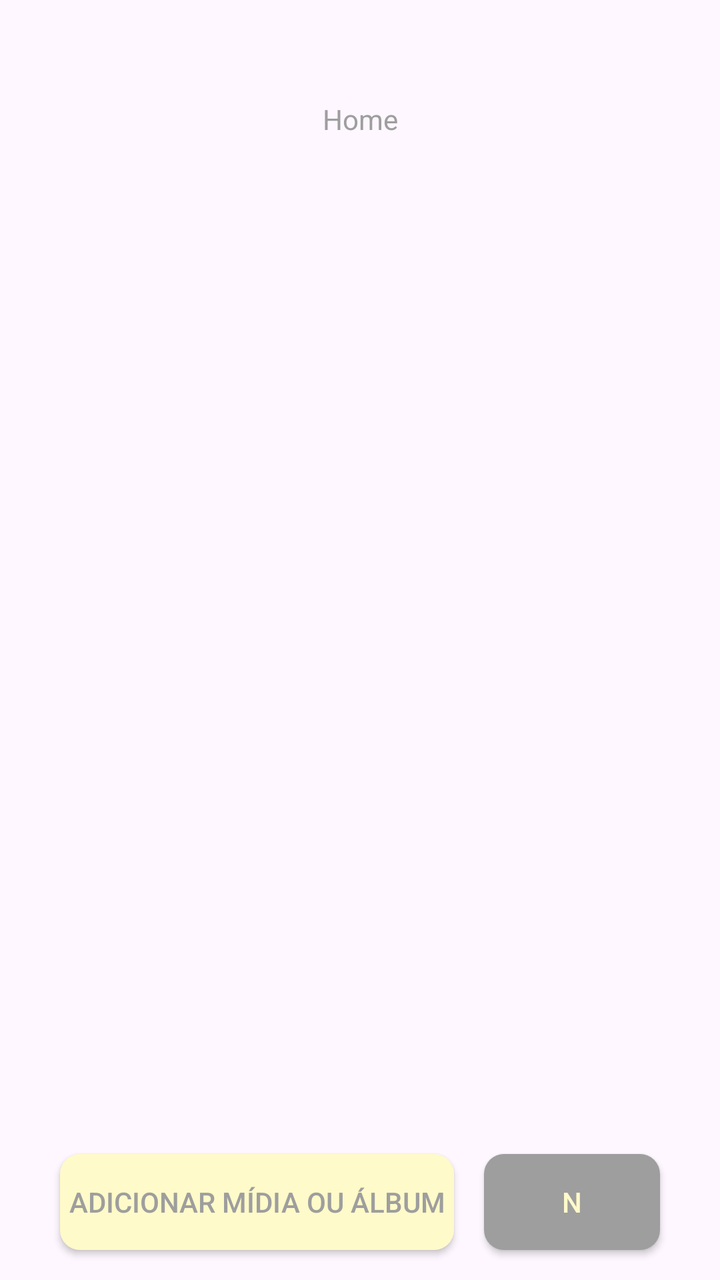
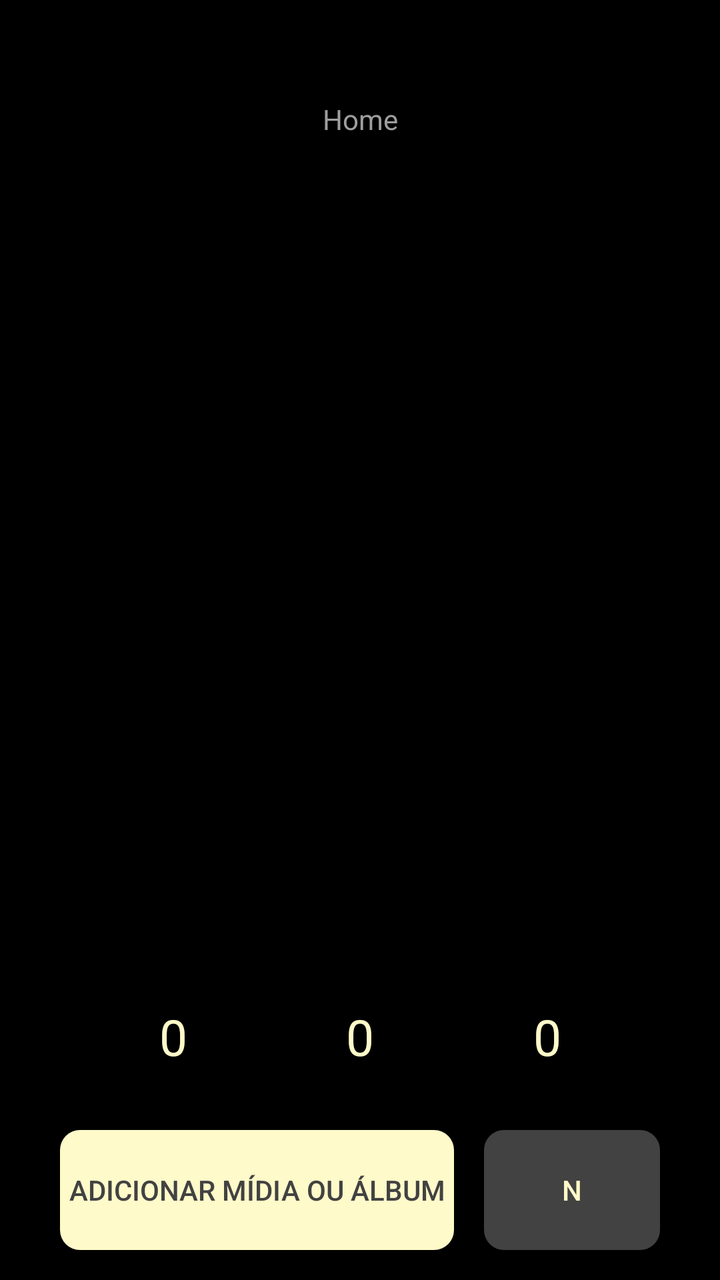

An Android layout rendered at two revisions. The XML below is the earlier revision; the diff shows what the commit changed to produce the second picture.
<!-- AndroidManifest.xml: application theme Theme.Monaly -->
<!-- res/layout/fragment_feed.xml -->
<?xml version="1.0" encoding="utf-8"?>
<androidx.constraintlayout.widget.ConstraintLayout xmlns:android="http://schemas.android.com/apk/res/android"
    xmlns:app="http://schemas.android.com/apk/res-auto"
    xmlns:tools="http://schemas.android.com/tools"
    android:layout_width="match_parent"
    android:layout_height="match_parent"
    tools:context=".ui.fragment.navegation.FeedFragment">

    <TextView
        android:id="@+id/textView"
        android:layout_width="wrap_content"
        android:layout_height="wrap_content"
        android:layout_marginTop="50dp"
        android:text="Home"
        android:textColor="@color/gray_medium"
        app:layout_constraintEnd_toEndOf="parent"
        app:layout_constraintStart_toStartOf="parent"
        app:layout_constraintTop_toTopOf="parent" />

    <androidx.appcompat.widget.AppCompatButton
        android:id="@+id/button"
        android:layout_width="0dp"
        android:layout_height="wrap_content"
        android:layout_marginStart="30dp"
        android:layout_marginEnd="15dp"
        android:layout_marginBottom="15dp"
        android:text="Adicionar mídia ou álbum"
        android:textColor="@color/gray_medium"
        android:background="@drawable/drawable_background_button_bage_10_dp"
        app:layout_constraintBottom_toBottomOf="parent"
        app:layout_constraintEnd_toStartOf="@+id/button2"
        app:layout_constraintStart_toStartOf="parent" />

    <androidx.appcompat.widget.AppCompatButton
        android:id="@+id/button2"
        android:layout_width="wrap_content"
        android:layout_height="wrap_content"
        android:layout_marginEnd="30dp"
        android:layout_marginBottom="15dp"
        android:text="N"
        android:background="@drawable/drawable_background_button_gray_medium_10_dp"
        android:textColor="@color/bage_neutral"
        app:layout_constraintBottom_toBottomOf="parent"
        app:layout_constraintEnd_toEndOf="parent" />
</androidx.constraintlayout.widget.ConstraintLayout>
<!-- resources referenced by this layout -->
<resources>
  <color name="bage_neutral">#FFFAC9</color>
  <color name="gray_medium">#9E9E9E</color>
  <!-- drawable drawable_background_button_bage_10_dp (drawable) -->
  <?xml version="1.0" encoding="utf-8"?>
  <shape xmlns:android="http://schemas.android.com/apk/res/android">
  
      <solid android:color="@color/bage_neutral"/>
      <corners android:radius="10dp"/>
  
  </shape>
  <!-- drawable drawable_background_button_gray_medium_10_dp (drawable) -->
  <?xml version="1.0" encoding="utf-8"?>
  <shape xmlns:android="http://schemas.android.com/apk/res/android">
  
      <corners android:radius="10dp"/>
      <solid android:color="@color/gray_medium"/>
  
  </shape>
  <style name="Theme.Monaly" parent="Base.Theme.Monaly" />
  <style name="Base.Theme.Monaly" parent="Theme.Material3.DayNight.NoActionBar">
  
  
          
          
  
  
          
          <item name="android:navigationBarColor">@color/black</item>
  
  
      </style>
  <color name="black">#000000</color>
</resources>

<!-- the commit's change to res/layout/fragment_feed.xml (unified diff, before → after) -->
@@ -4,6 +4,7 @@
     xmlns:tools="http://schemas.android.com/tools"
     android:layout_width="match_parent"
     android:layout_height="match_parent"
+    android:background="@color/black"
     tools:context=".ui.fragment.navegation.FeedFragment">
 
     <TextView
@@ -18,28 +19,64 @@
         app:layout_constraintTop_toTopOf="parent" />
 
     <androidx.appcompat.widget.AppCompatButton
-        android:id="@+id/button"
+        android:id="@+id/buttonAdd"
         android:layout_width="0dp"
-        android:layout_height="wrap_content"
+        android:layout_height="60dp"
         android:layout_marginStart="30dp"
         android:layout_marginEnd="15dp"
         android:layout_marginBottom="15dp"
+        android:background="@drawable/drawable_background_button_bage_10_dp"
         android:text="Adicionar mídia ou álbum"
-        android:textColor="@color/gray_medium"
-        android:background="@drawable/drawable_background_button_bage_10_dp"
+        android:textColor="@color/gray_dark"
         app:layout_constraintBottom_toBottomOf="parent"
-        app:layout_constraintEnd_toStartOf="@+id/button2"
+        app:layout_constraintEnd_toStartOf="@+id/buttonNotification"
         app:layout_constraintStart_toStartOf="parent" />
 
     <androidx.appcompat.widget.AppCompatButton
-        android:id="@+id/button2"
+        android:id="@+id/buttonNotification"
         android:layout_width="wrap_content"
-        android:layout_height="wrap_content"
+        android:layout_height="60dp"
         android:layout_marginEnd="30dp"
         android:layout_marginBottom="15dp"
+        android:background="@drawable/drawable_background_button_gray_dark_10_dp"
         android:text="N"
-        android:background="@drawable/drawable_background_button_gray_medium_10_dp"
         android:textColor="@color/bage_neutral"
         app:layout_constraintBottom_toBottomOf="parent"
         app:layout_constraintEnd_toEndOf="parent" />
+
+    <TextView
+        android:id="@+id/textView6"
+        android:layout_width="wrap_content"
+        android:layout_height="wrap_content"
+        android:layout_marginBottom="30dp"
+        android:text="@string/feed__defaut_number"
+        android:textColor="@color/bage_neutral"
+        android:textSize="25dp"
+        app:layout_constraintBottom_toTopOf="@+id/buttonAdd"
+        app:layout_constraintEnd_toEndOf="parent"
+        app:layout_constraintStart_toStartOf="parent" />
+
+    <TextView
+        android:id="@+id/textView7"
+        android:layout_width="wrap_content"
+        android:layout_height="wrap_content"
+        android:layout_marginBottom="30dp"
+        android:text="@string/feed__defaut_number"
+        android:textColor="@color/bage_neutral"
+        android:textSize="25dp"
+        app:layout_constraintBottom_toTopOf="@+id/buttonNotification"
+        app:layout_constraintEnd_toEndOf="parent"
+        app:layout_constraintStart_toEndOf="@+id/textView6" />
+
+    <TextView
+        android:id="@+id/textView8"
+        android:layout_width="wrap_content"
+        android:layout_height="wrap_content"
+        android:layout_marginBottom="30dp"
+        android:text="@string/feed__defaut_number"
+        android:textColor="@color/bage_neutral"
+        android:textSize="25dp"
+        app:layout_constraintBottom_toTopOf="@+id/buttonAdd"
+        app:layout_constraintEnd_toStartOf="@+id/textView6"
+        app:layout_constraintStart_toStartOf="parent" />
 </androidx.constraintlayout.widget.ConstraintLayout>
<!-- resource entries referenced after the edit -->
@@ -10,14 +10,15 @@
       <corners android:radius="10dp"/>
   
   </shape>
-  <!-- drawable drawable_background_button_gray_medium_10_dp (drawable) -->
+  <!-- drawable drawable_background_button_gray_dark_10_dp (drawable) -->
   <?xml version="1.0" encoding="utf-8"?>
   <shape xmlns:android="http://schemas.android.com/apk/res/android">
   
       <corners android:radius="10dp"/>
-      <solid android:color="@color/gray_medium"/>
+      <solid android:color="@color/gray_dark"/>
   
   </shape>
+  <string name="feed__defaut_number">0</string>
   <style name="Theme.Monaly" parent="Base.Theme.Monaly" />
   <style name="Base.Theme.Monaly" parent="Theme.Material3.DayNight.NoActionBar">
   
@@ -32,5 +33,6 @@
   
       </style>
   <color name="black">#000000</color>
+  <color name="gray_dark">#424242</color>
 </resources>
 
